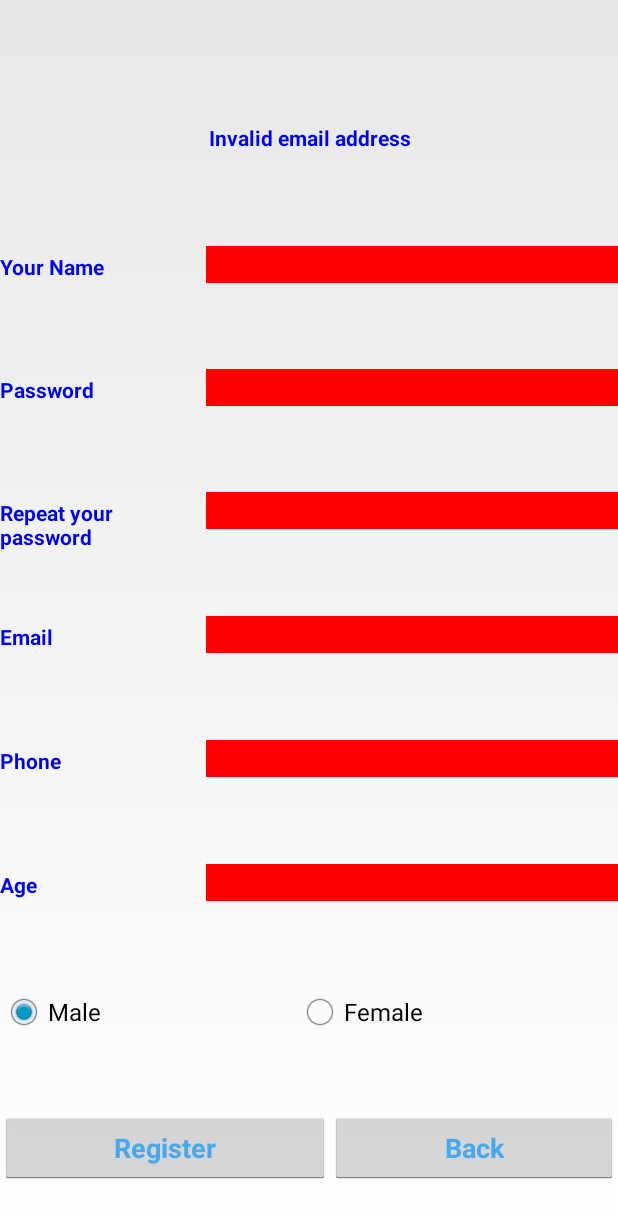
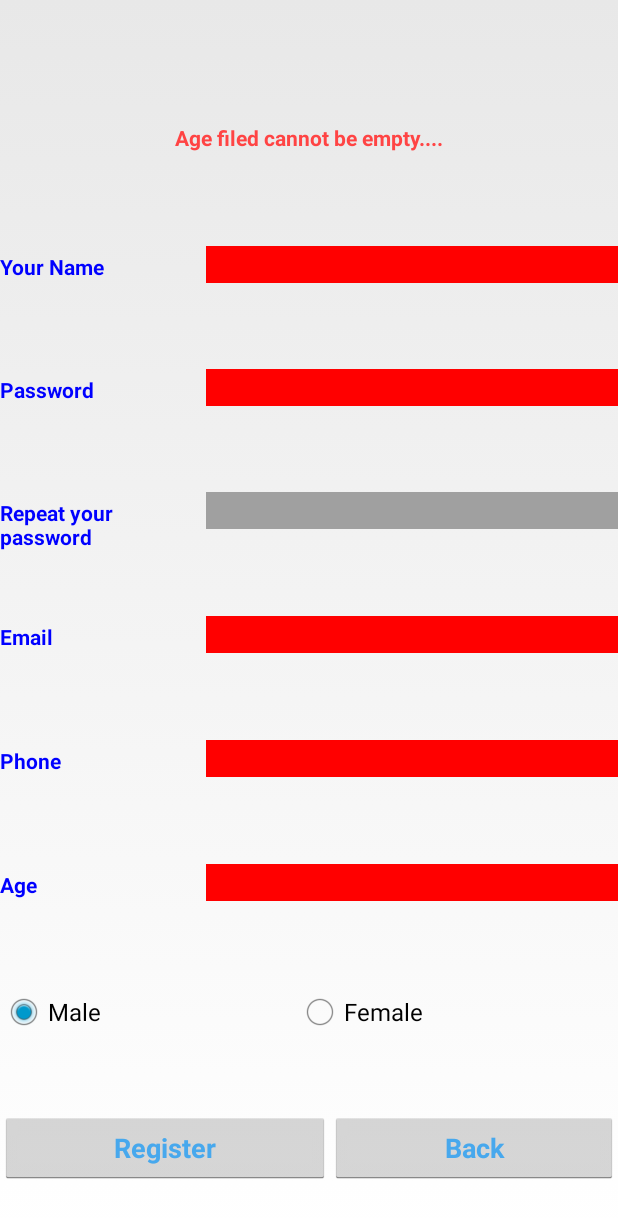
Before and after one commit to MorROST/SporTeam, an Android app: the Register screen opened directly, with no data from a screen before it, after a tap on "Register", on a phone screen of 412 x 824 dp. Shown: the top 1218 px of the screen. Run offline under Robolectric (Android 15) with nearby library versions, the phone set to English and light mode, and no system bars; network calls fail.

```diff
--- a/app/src/main/java/com/yonimor/sporteam/sporteam/Register.java
+++ b/app/src/main/java/com/yonimor/sporteam/sporteam/Register.java
@@ -19,11 +19,14 @@ public class Register extends Activity {
     RadioGroup group;
     String email, password,passwordRepeat, name, gender;
     String age, phone;
+    TextView textView;
     @Override
     protected void onCreate(Bundle savedInstanceState) {
         super.onCreate(savedInstanceState);
         setContentView(R.layout.activity_register);
 
+        textView = (TextView) findViewById(R.id.error_label);
+        textView.setText("");
 
         name_editxt = (EditText) findViewById(R.id.name_editxt);
         password_editxt = (EditText) findViewById(R.id.passField);
@@ -45,7 +48,6 @@ public class Register extends Activity {
         ////////////////////////////////EMAIL ADDRESS///////////////////////////////////
         final EditText emailValidate = (EditText) findViewById(R.id.email_txt_register);
 
-        final TextView textView = (TextView) findViewById(R.id.error_label);
 
         String email = emailValidate.getText().toString().trim();
 
@@ -60,6 +62,7 @@ public class Register extends Activity {
 
         if (email.matches(emailPattern)) {
             textView.setText("");
+            email_editxt.setBackgroundColor(Color.TRANSPARENT);
             email_bool = true;
         } else {
             textView.setText("Invalid email address");
@@ -69,29 +72,57 @@ public class Register extends Activity {
 
         //////////////////////////////////PASSWORD & REPEAT////////////////////////////////////////
         if (passwordRepeat.equals("") || password.equals("")) {
+            if(password.equals("")) {
                 password_bool = false;
+                password_editxt.setBackgroundColor(Color.RED);
+                textView.setText("Password cannot be empty");
+            }
+            else {
                 passwordRepeat_bool = false;
+                repeatPassword_editxt.setBackgroundColor(Color.RED);
+                textView.setText("Password cannot be empty");
+            }
+
+
+        } else if (!passwordRepeat.equals("") && !password.equals("")) {
+
+            if(passwordRepeat.equals(password)) {
+                password_editxt.setBackgroundColor(Color.TRANSPARENT);
+                repeatPassword_editxt.setBackgroundColor(Color.TRANSPARENT);
+                password_bool = true;
+                passwordRepeat_bool = true;
+            }
+            else
+            {
                 password_editxt.setBackgroundColor(Color.RED);
                 repeatPassword_editxt.setBackgroundColor(Color.RED);
-        } else if (!passwordRepeat.equals("") || !password.equals("")) {
-            password_bool = true;
-            passwordRepeat_bool = true;
-            password_editxt.setBackgroundColor(Color.TRANSPARENT);
-            repeatPassword_editxt.setBackgroundColor(Color.TRANSPARENT);
+                textView.setText("password doesn't match");
+            }
 
         }
         //////////////////////////////////FIRST NAME  //////////////////////////////////
 
         if (name.equals("")) {
+
                 name_bool = false;
                 name_editxt.setBackgroundColor(Color.RED);
+                textView.setText("Please tell us your name....");
 
         }
         else if (!name.equals(""))
         {
+            String namePattern = "[a-zA-Z]+\\.?";
 
+            if (name.matches(namePattern)) {
+                textView.setText("");
+                name_bool = true;
                 name_editxt.setBackgroundColor(Color.TRANSPARENT);
-                name_bool = true;
+            } else {
+                textView.setText("Name can only contains letters");
+                name_editxt.setBackgroundColor(Color.RED);
+                name_bool = false;
+            }
+
 
         }
         //////////////////////////////////  AGE  &  PHONE  ////////////////////////////////////////
@@ -99,11 +130,13 @@ public class Register extends Activity {
             if (phone.equals("")) {
                 phone_editxt.setBackgroundColor(Color.RED);
                 phone_bool = false;
+                textView.setText("Phone filed cannot be empty....");
 
                 if(age.equals(""))
                 {
                     age_editxt.setBackgroundColor(Color.RED);
                     age_bool = false;
+                    textView.setText("Age filed cannot be empty....");
                 }
             }
             else {
--- a/app/src/main/res/layout/activity_register.xml
+++ b/app/src/main/res/layout/activity_register.xml
@@ -24,12 +24,13 @@
         android:layout_weight="10">
 
         <TextView
-            android:text="asd"
+            android:text="Error Label"
             android:gravity="center"
             android:layout_width="match_parent"
             android:layout_height="wrap_content"
             android:id="@+id/error_label"
             android:layout_weight="2"
+            android:textColor="@android:color/holo_red_light"
             style="@style/Labs"/>
 
     </LinearLayout>
@@ -123,7 +124,7 @@
         <EditText
             android:layout_width="match_parent"
             android:layout_height="wrap_content"
-            android:inputType="textPassword"
+            android:inputType="textEmailAddress"
             android:ems="10"
             android:id="@+id/email_txt_register"
             android:layout_weight="1"
```
Also changed, not shown: app/src/main/res/values/strings.xml (+7 -0 lines). Lines whose indentation alone changed are shown as unchanged.
